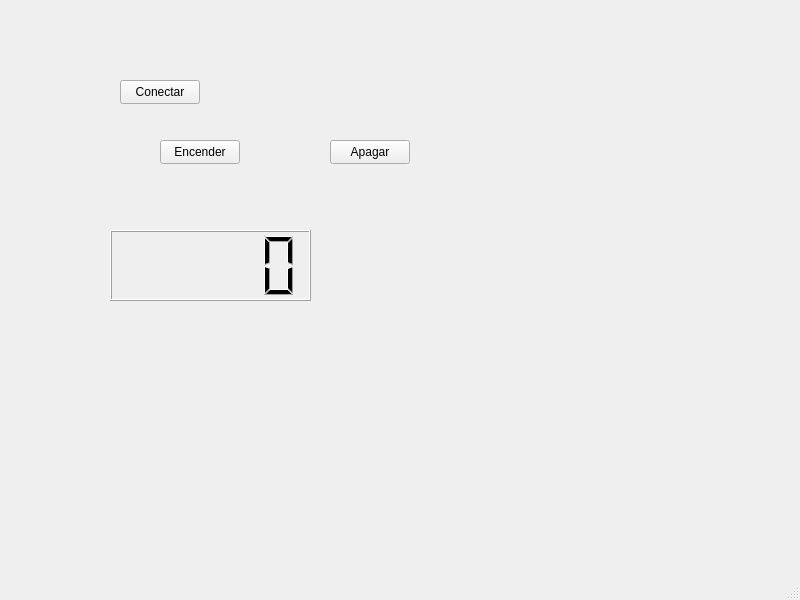
Above: SerialExample/SerialExample/mainwindow.ui from rodandres/ExamplesOfQt before the change. Below: the same form after it.
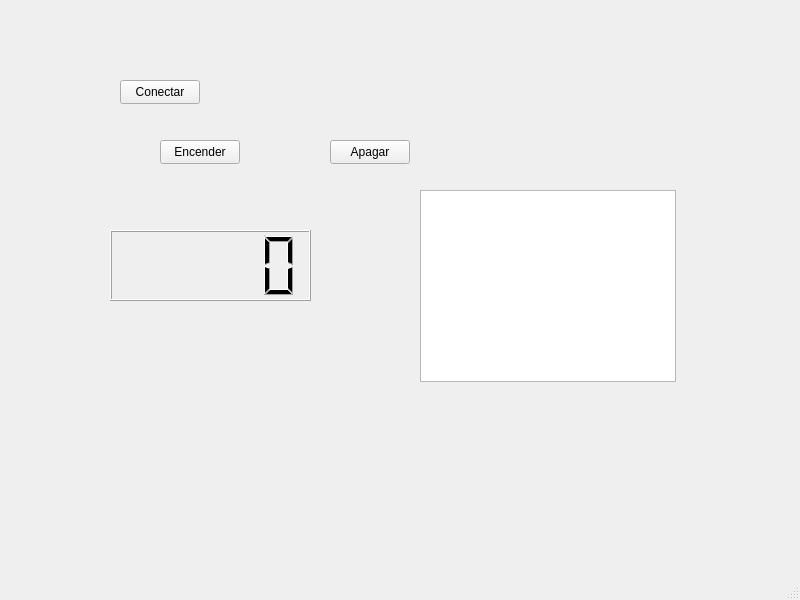
That is the form after the change.

Commit message:
Addition of seriamanagemnet class
Creation of a class with all the serial code  ir order to star using POO and simplify the code

```diff
--- a/SerialExample/SerialExample/mainwindow.ui
+++ b/SerialExample/SerialExample/mainwindow.ui
@@ -63,6 +63,16 @@
      <string>Conectar</string>
     </property>
    </widget>
+   <widget class="QGraphicsView" name="graphicsView">
+    <property name="geometry">
+     <rect>
+      <x>420</x>
+      <y>190</y>
+      <width>256</width>
+      <height>192</height>
+     </rect>
+    </property>
+   </widget>
   </widget>
   <widget class="QMenuBar" name="menubar">
    <property name="geometry">
```
The commit also changes 8 other files.
